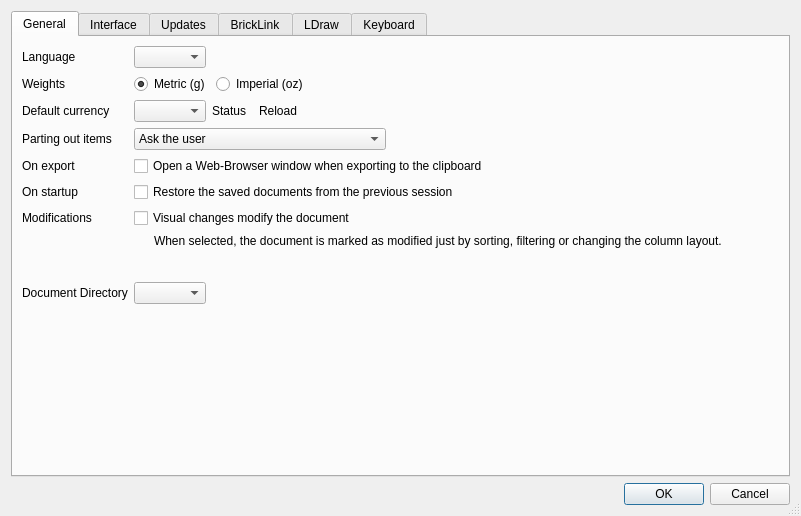
Qt form src/settingsdialog.ui (rgriebl/brickstore) before a commit.
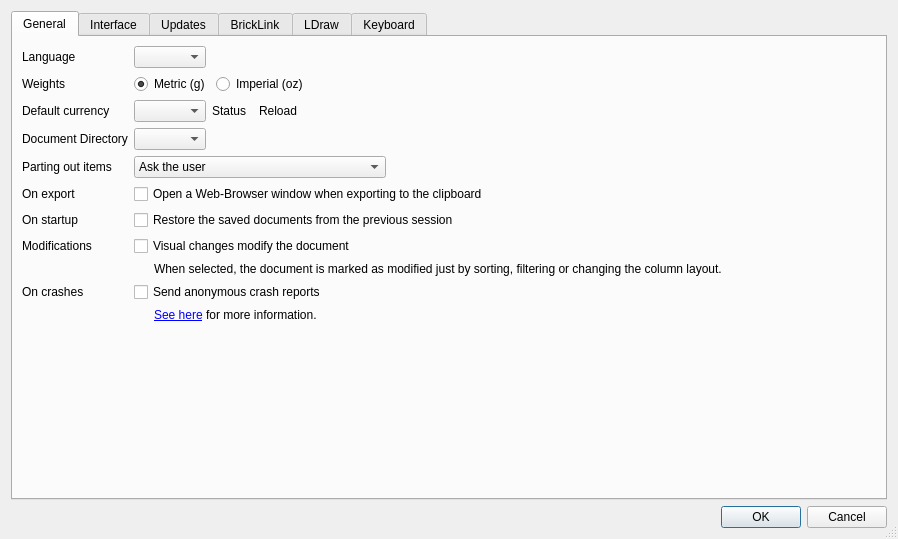
The same form after that commit. Icons and pictures are not drawn.

Commit message: Ask the user for permission to upload crash reports to sentry.io

The edit to the form file:
```diff
--- a/src/settingsdialog.ui
+++ b/src/settingsdialog.ui
@@ -6,8 +6,8 @@
    <rect>
     <x>0</x>
     <y>0</y>
-    <width>801</width>
-    <height>516</height>
+    <width>898</width>
+    <height>539</height>
    </rect>
   </property>
   <property name="windowTitle">
@@ -136,13 +136,27 @@
         </layout>
        </item>
        <item row="3" column="0">
+        <widget class="QLabel" name="label_30">
+         <property name="text">
+          <string>Document Directory</string>
+         </property>
+        </widget>
+       </item>
+       <item row="3" column="1">
+        <widget class="QComboBox" name="w_docdir">
+         <property name="sizeAdjustPolicy">
+          <enum>QComboBox::AdjustToContents</enum>
+         </property>
+        </widget>
+       </item>
+       <item row="4" column="0">
         <widget class="QLabel" name="label">
          <property name="text">
           <string>Parting out items</string>
          </property>
         </widget>
        </item>
-       <item row="3" column="1">
+       <item row="4" column="1">
         <widget class="QComboBox" name="w_partout">
          <item>
           <property name="text">
@@ -161,6 +175,34 @@
          </item>
         </widget>
        </item>
+       <item row="5" column="0">
+        <widget class="QLabel" name="label_6">
+         <property name="text">
+          <string>On export</string>
+         </property>
+        </widget>
+       </item>
+       <item row="5" column="1">
+        <widget class="QCheckBox" name="w_openbrowser">
+         <property name="text">
+          <string>Open a Web-Browser window when exporting to the clipboard</string>
+         </property>
+        </widget>
+       </item>
+       <item row="6" column="0">
+        <widget class="QLabel" name="label_5">
+         <property name="text">
+          <string>On startup</string>
+         </property>
+        </widget>
+       </item>
+       <item row="6" column="1">
+        <widget class="QCheckBox" name="w_restore_session">
+         <property name="text">
+          <string>Restore the saved documents from the previous session</string>
+         </property>
+        </widget>
+       </item>
        <item row="7" column="0">
         <widget class="QLabel" name="label_2">
          <property name="text">
@@ -177,9 +219,6 @@
        </item>
        <item row="8" column="1">
         <layout class="QHBoxLayout" name="horizontalLayout_5">
-         <property name="sizeConstraint">
-          <enum>QLayout::SetDefaultConstraint</enum>
-         </property>
          <item>
           <widget class="QCheckBox" name="checkBox">
            <property name="maximumSize">
@@ -196,7 +235,7 @@
          <item>
           <widget class="QLabel" name="w_modifications_label">
            <property name="sizePolicy">
-            <sizepolicy hsizetype="MinimumExpanding" vsizetype="Preferred">
+            <sizepolicy hsizetype="Expanding" vsizetype="Ignored">
              <horstretch>1</horstretch>
              <verstretch>0</verstretch>
             </sizepolicy>
@@ -215,57 +254,65 @@
         </layout>
        </item>
        <item row="9" column="0">
-        <widget class="QLabel" name="label_30">
+        <widget class="QLabel" name="w_crash_reports_label">
          <property name="text">
-          <string>Document Directory</string>
+          <string>On crashes</string>
          </property>
         </widget>
        </item>
        <item row="9" column="1">
-        <widget class="QComboBox" name="w_docdir">
-         <property name="sizeAdjustPolicy">
-          <enum>QComboBox::AdjustToContents</enum>
+        <widget class="QCheckBox" name="w_crash_reports">
+         <property name="text">
+          <string>Send anonymous crash reports</string>
          </property>
         </widget>
        </item>
        <item row="10" column="1">
-        <spacer name="verticalSpacer_2">
-         <property name="orientation">
-          <enum>Qt::Vertical</enum>
-         </property>
-         <property name="sizeHint" stdset="0">
-          <size>
-           <width>20</width>
-           <height>40</height>
-          </size>
-         </property>
-        </spacer>
+        <layout class="QHBoxLayout" name="horizontalLayout_7">
+         <item>
+          <widget class="QCheckBox" name="checkBox_3">
+           <property name="maximumSize">
+            <size>
+             <width>16777215</width>
+             <height>0</height>
+            </size>
+           </property>
+          </widget>
+         </item>
+         <item>
+          <widget class="QLabel" name="label_22">
+           <property name="sizePolicy">
+            <sizepolicy hsizetype="Expanding" vsizetype="Ignored">
+             <horstretch>1</horstretch>
+             <verstretch>0</verstretch>
+            </sizepolicy>
+           </property>
+           <property name="text">
+            <string>&lt;a href='https://github.com/rgriebl/brickstore/wiki/Crash-Reporting'&gt;See here&lt;/a&gt; for more information.</string>
+           </property>
+           <property name="alignment">
+            <set>Qt::AlignLeading|Qt::AlignLeft|Qt::AlignTop</set>
+           </property>
+           <property name="wordWrap">
+            <bool>true</bool>
+           </property>
+           <property name="openExternalLinks">
+            <bool>true</bool>
+           </property>
+           <property name="textInteractionFlags">
+            <set>Qt::TextBrowserInteraction</set>
+           </property>
+          </widget>
+         </item>
+        </layout>
        </item>
-       <item row="6" column="1">
-        <widget class="QCheckBox" name="w_restore_session">
-         <property name="text">
-          <string>Restore the saved documents from the previous session</string>
-         </property>
-        </widget>
-       </item>
-       <item row="6" column="0">
-        <widget class="QLabel" name="label_5">
-         <property name="text">
-          <string>On startup</string>
-         </property>
-        </widget>
-       </item>
-       <item row="4" column="0">
-        <widget class="QLabel" name="label_6">
-         <property name="text">
-          <string>On export</string>
-         </property>
-        </widget>
-       </item>
-       <item row="4" column="1">
-        <widget class="QCheckBox" name="w_openbrowser">
-         <property name="text">
-          <string>Open a Web-Browser window when exporting to the clipboard</string>
+       <item row="11" column="0">
+        <widget class="QWidget" name="betterSpacer" native="true">
+         <property name="sizePolicy">
+          <sizepolicy hsizetype="Preferred" vsizetype="Expanding">
+           <horstretch>0</horstretch>
+           <verstretch>2</verstretch>
+          </sizepolicy>
          </property>
         </widget>
        </item>
```
Left out of the diff: 2 changed lines with no effect on the pictures. The commit also changes 5 other files.
